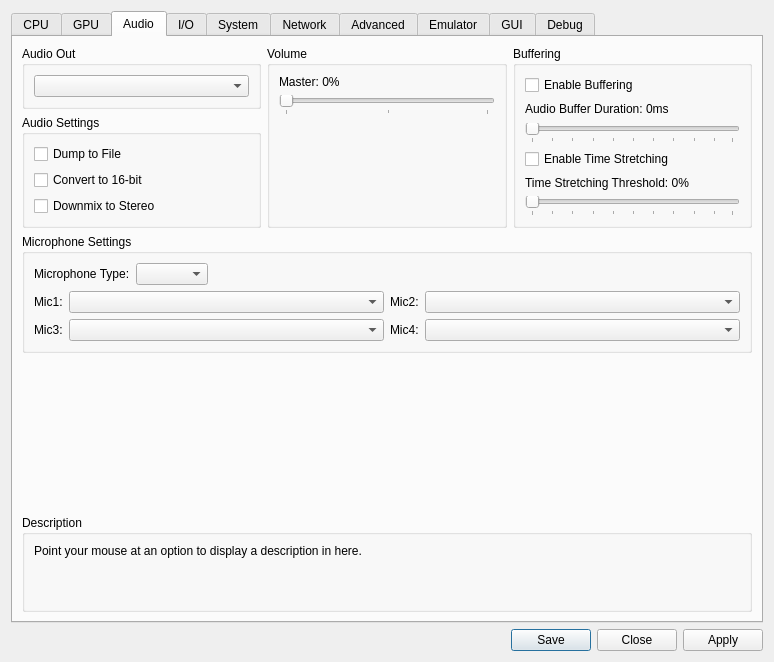
Above: rpcs3/rpcs3qt/settings_dialog.ui from RPCS3/rpcs3 before the change. Below: the same form after it.
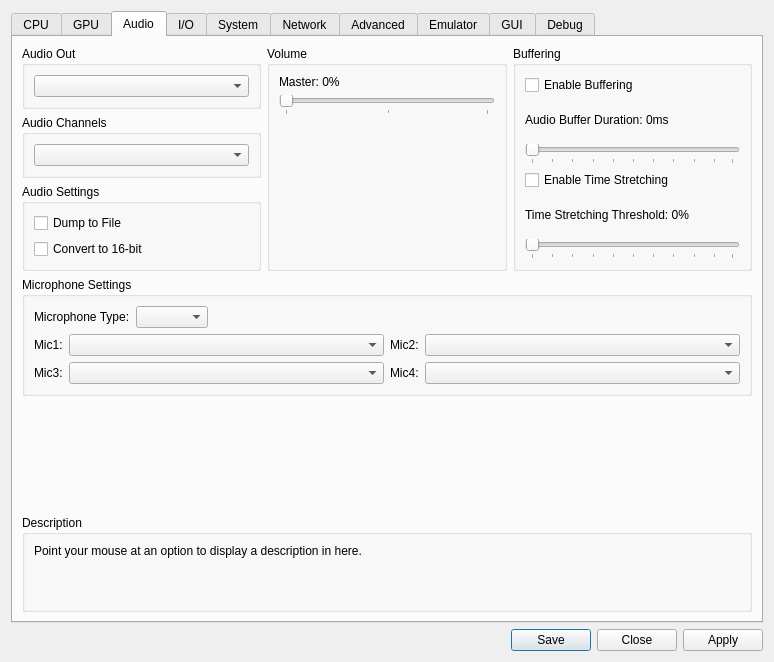
That is the form after the change. The open tabs and pages were chosen to show the change. Icons and pictures are not drawn.

Commit message: cellAudio: implement downmix to 5.1

What changed in the file:
```diff
--- a/rpcs3/rpcs3qt/settings_dialog.ui
+++ b/rpcs3/rpcs3qt/settings_dialog.ui
@@ -833,6 +833,18 @@
              </layout>
             </widget>
            </item>
+           <item>
+            <widget class="QGroupBox" name="gb_audio_channels">
+             <property name="title">
+              <string>Audio Channels</string>
+             </property>
+             <layout class="QVBoxLayout" name="gb_audio_channels_layout">
+              <item>
+               <widget class="QComboBox" name="combo_audio_channels"/>
+              </item>
+             </layout>
+            </widget>
+           </item>
            <item>
             <widget class="QGroupBox" name="gb_audio_settings">
              <property name="title">
@@ -853,16 +865,6 @@
                 </property>
                </widget>
               </item>
-              <item>
-               <widget class="QCheckBox" name="downmix">
-                <property name="text">
-                 <string>Downmix to Stereo</string>
-                </property>
-                <property name="checked">
-                 <bool>false</bool>
-                </property>
-               </widget>
-              </item>
               <item>
                <spacer name="spacer_audio_settings">
                 <property name="orientation">
```
The commit also changes 12 other files.
